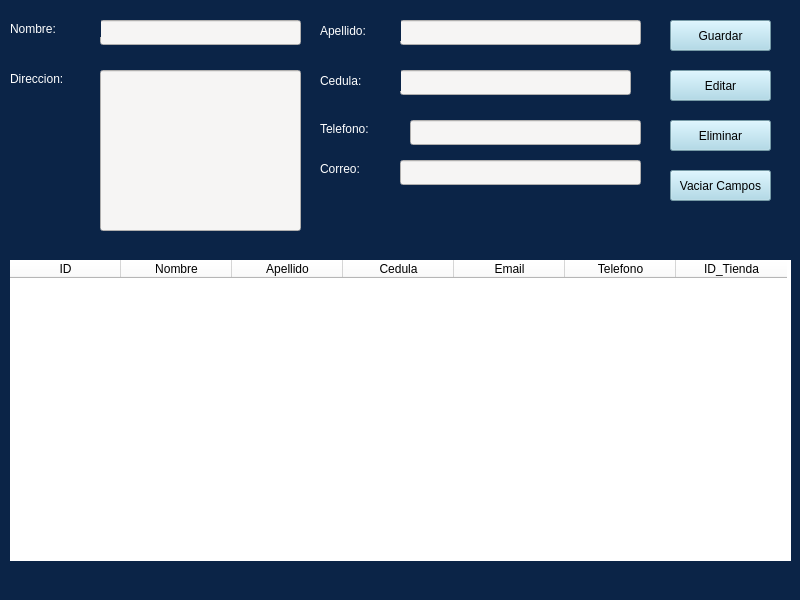
EdCenten0/MAPA-Python, file Proyecto/Interfaces/Ui/Cliente.ui: the form before one commit.
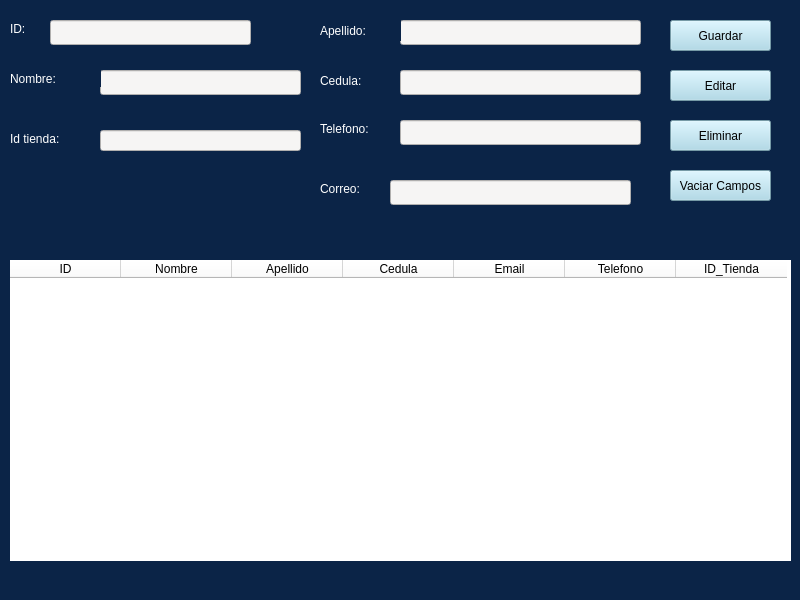
The form after the commit.

The edit to the form file:
```diff
--- a/Proyecto/Interfaces/Ui/Cliente.ui
+++ b/Proyecto/Interfaces/Ui/Cliente.ui
@@ -20,7 +20,7 @@
    <widget class="QLineEdit" name="line_Cliente_Nombre">
     <property name="geometry">
      <rect>
-      <x>100</x>
+      <x>50</x>
       <y>20</y>
       <width>201</width>
       <height>25</height>
@@ -34,7 +34,7 @@
     <property name="geometry">
      <rect>
       <x>10</x>
-      <y>70</y>
+      <y>130</y>
       <width>91</width>
       <height>17</height>
      </rect>
@@ -44,7 +44,7 @@
 color: rgb(255, 255, 255);</string>
     </property>
     <property name="text">
-     <string>Direccion:</string>
+     <string>Id tienda:</string>
     </property>
    </widget>
    <widget class="QPushButton" name="bt_Eliminar_Cliente">
@@ -67,8 +67,8 @@
     <property name="geometry">
      <rect>
       <x>320</x>
-      <y>160</y>
-      <width>121</width>
+      <y>180</y>
+      <width>71</width>
       <height>17</height>
      </rect>
     </property>
@@ -114,7 +114,7 @@
      <rect>
       <x>10</x>
       <y>20</y>
-      <width>91</width>
+      <width>31</width>
       <height>17</height>
      </rect>
     </property>
@@ -123,23 +123,7 @@
 color: rgb(255, 255, 255);</string>
     </property>
     <property name="text">
-     <string>Nombre:</string>
-    </property>
-   </widget>
-   <widget class="QLineEdit" name="line_Cliente_Cedula">
-    <property name="geometry">
-     <rect>
-      <x>400</x>
-      <y>70</y>
-      <width>231</width>
-      <height>25</height>
-     </rect>
-    </property>
-    <property name="styleSheet">
-     <string notr="true">background-color: rgb(246, 245, 244);</string>
-    </property>
-    <property name="echoMode">
-     <enum>QLineEdit::Password</enum>
+     <string>ID:</string>
     </property>
    </widget>
    <widget class="QLabel" name="label_2">
@@ -179,9 +163,9 @@
     <property name="geometry">
      <rect>
       <x>100</x>
-      <y>70</y>
+      <y>130</y>
       <width>201</width>
-      <height>161</height>
+      <height>21</height>
      </rect>
     </property>
     <property name="styleSheet">
@@ -259,7 +243,7 @@
      <rect>
       <x>320</x>
       <y>120</y>
-      <width>121</width>
+      <width>81</width>
       <height>17</height>
      </rect>
     </property>
@@ -271,44 +255,6 @@
      <string>Telefono:</string>
     </property>
    </widget>
-   <widget class="QLineEdit" name="line_Cliente_Correo">
-    <property name="enabled">
-     <bool>true</bool>
-    </property>
-    <property name="geometry">
-     <rect>
-      <x>400</x>
-      <y>160</y>
-      <width>241</width>
-      <height>25</height>
-     </rect>
-    </property>
-    <property name="styleSheet">
-     <string notr="true">background-color: rgb(246, 245, 244);</string>
-    </property>
-    <property name="echoMode">
-     <enum>QLineEdit::Password</enum>
-    </property>
-   </widget>
-   <widget class="QLineEdit" name="line_Cliente_Telefono">
-    <property name="enabled">
-     <bool>true</bool>
-    </property>
-    <property name="geometry">
-     <rect>
-      <x>410</x>
-      <y>120</y>
-      <width>231</width>
-      <height>25</height>
-     </rect>
-    </property>
-    <property name="styleSheet">
-     <string notr="true">background-color: rgb(246, 245, 244);</string>
-    </property>
-    <property name="echoMode">
-     <enum>QLineEdit::Password</enum>
-    </property>
-   </widget>
    <widget class="QPushButton" name="bt_Vaciar_Cliente">
     <property name="geometry">
      <rect>
@@ -342,6 +288,75 @@
      <string>Cedula:</string>
     </property>
    </widget>
+   <widget class="QLineEdit" name="line_Cliente_Apellido_2">
+    <property name="geometry">
+     <rect>
+      <x>400</x>
+      <y>70</y>
+      <width>241</width>
+      <height>25</height>
+     </rect>
+    </property>
+    <property name="styleSheet">
+     <string notr="true">background-color: rgb(246, 245, 244);</string>
+    </property>
+   </widget>
+   <widget class="QLineEdit" name="line_Cliente_Apellido_3">
+    <property name="geometry">
+     <rect>
+      <x>400</x>
+      <y>120</y>
+      <width>241</width>
+      <height>25</height>
+     </rect>
+    </property>
+    <property name="styleSheet">
+     <string notr="true">background-color: rgb(246, 245, 244);</string>
+    </property>
+   </widget>
+   <widget class="QLineEdit" name="line_Cliente_Apellido_4">
+    <property name="geometry">
+     <rect>
+      <x>390</x>
+      <y>180</y>
+      <width>241</width>
+      <height>25</height>
+     </rect>
+    </property>
+    <property name="styleSheet">
+     <string notr="true">background-color: rgb(246, 245, 244);</string>
+    </property>
+   </widget>
+   <widget class="QLineEdit" name="line_Cliente_Apellido_5">
+    <property name="geometry">
+     <rect>
+      <x>100</x>
+      <y>70</y>
+      <width>201</width>
+      <height>25</height>
+     </rect>
+    </property>
+    <property name="styleSheet">
+     <string notr="true">background-color: rgb(246, 245, 244);</string>
+    </property>
+   </widget>
+   <widget class="QLabel" name="label_7">
+    <property name="geometry">
+     <rect>
+      <x>10</x>
+      <y>70</y>
+      <width>91</width>
+      <height>17</height>
+     </rect>
+    </property>
+    <property name="styleSheet">
+     <string notr="true">font: 14pt &quot;Ubuntu&quot;;
+color: rgb(255, 255, 255);</string>
+    </property>
+    <property name="text">
+     <string>Nombre:</string>
+    </property>
+   </widget>
   </widget>
  </widget>
  <resources/>
```
